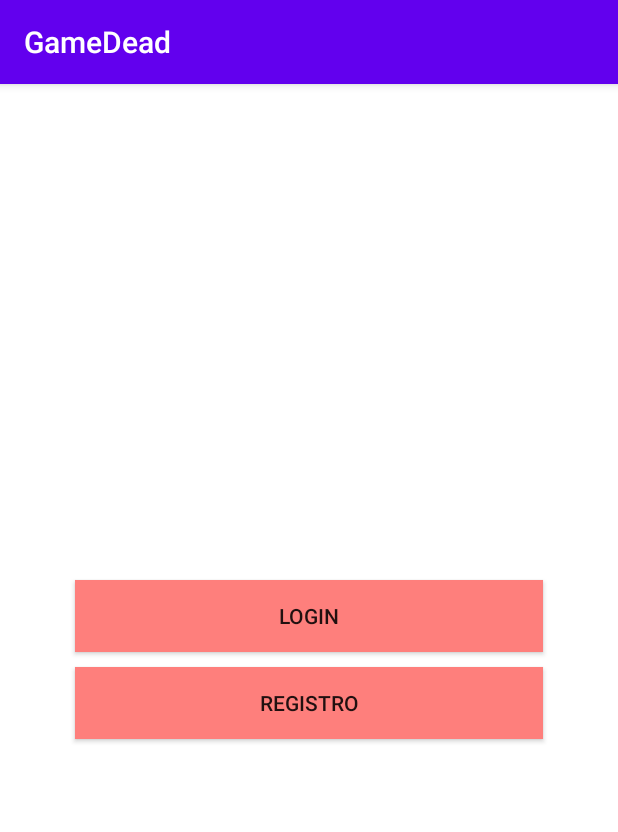
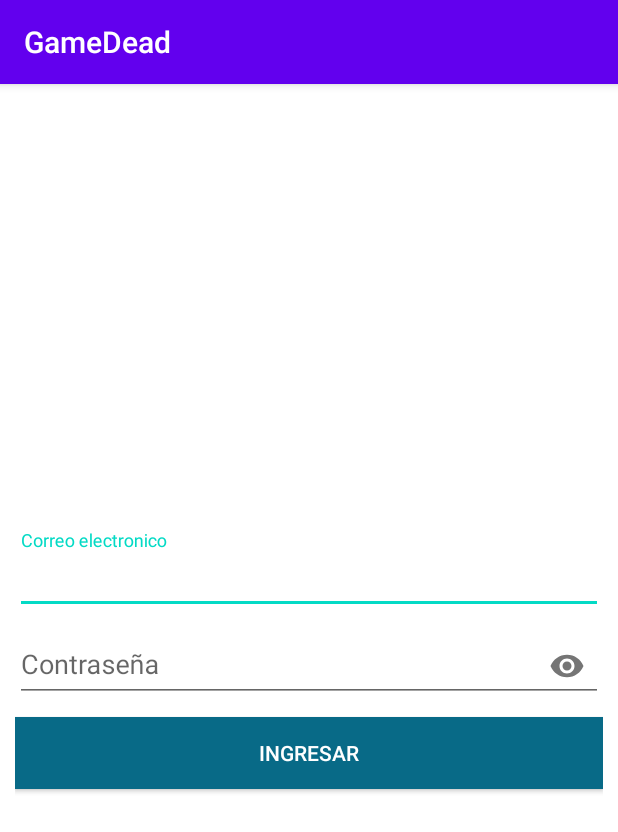
Before and after one commit to boris959/GameDead, an Android app: the screen it shows after launch (MainActivity before the commit, Login after it), after a tap on "LOGIN", on a phone screen of 412 x 824 dp. Shown: the top 832 px of the screen. Run offline under Robolectric (Android 15) with nearby library versions, the phone set to English and light mode, and no system bars; our stand-ins replace Firebase (no records; nobody signed in at launch, a user with empty details on screens opened directly).

Commit message:
login de jugador

```diff
--- a/app/src/main/AndroidManifest.xml
+++ b/app/src/main/AndroidManifest.xml
@@ -9,7 +9,8 @@
         android:roundIcon="@mipmap/ic_launcher_round"
         android:supportsRtl="true"
         android:theme="@style/AppTheme">
-        <activity android:name=".Menu"></activity>
+        <activity android:name=".Login"></activity>
+        <activity android:name=".Menu" />
         <activity android:name=".Registro" />
         <activity android:name=".Splash">
             <intent-filter>
--- /dev/null
+++ b/app/src/main/java/com/boris/gamedead/Login.java
@@ -0,0 +1,78 @@
+package com.boris.gamedead;
+
+import androidx.annotation.NonNull;
+import androidx.appcompat.app.AppCompatActivity;
+
+import android.content.Intent;
+import android.os.Bundle;
+import android.util.Patterns;
+import android.view.View;
+import android.widget.Button;
+import android.widget.EditText;
+import android.widget.Toast;
+
+import com.google.android.gms.tasks.OnCompleteListener;
+import com.google.android.gms.tasks.OnFailureListener;
+import com.google.android.gms.tasks.Task;
+import com.google.firebase.auth.AuthResult;
+import com.google.firebase.auth.FirebaseAuth;
+import com.google.firebase.auth.FirebaseUser;
+
+public class Login extends AppCompatActivity {
+
+    EditText correoLogin, passLogin;
+    Button BtnLogin;
+    FirebaseAuth auth;
+
+    @Override
+    protected void onCreate(Bundle savedInstanceState) {
+        super.onCreate(savedInstanceState);
+        setContentView(R.layout.activity_login);
+
+        correoLogin = findViewById(R.id.correoLogin);
+        passLogin = findViewById(R.id.passLogin);
+        BtnLogin = findViewById(R.id.BtnLogin);
+        auth = FirebaseAuth.getInstance();
+
+        BtnLogin.setOnClickListener(new View.OnClickListener() {
+            @Override
+            public void onClick(View view) {
+                String email = correoLogin.getText().toString();
+                String pass = passLogin.getText().toString();
+
+                if (!Patterns.EMAIL_ADDRESS.matcher(email).matches()){
+                    correoLogin.setError("correo invalido");
+                    correoLogin.setFocusable(true);
+                }else if (pass.length()<6){
+                    passLogin.setError("Contraseña debe ser mayor a 6");
+                    passLogin.setFocusable(true);
+                }else {
+                    LogeoDeJugador(email,pass);
+                }
+            }
+        });
+    }
+
+    private void LogeoDeJugador(String email, String pass) {
+        auth.signInWithEmailAndPassword(email,pass)
+                .addOnCompleteListener(new OnCompleteListener<AuthResult>() {
+                    @Override
+                    public void onComplete(@NonNull Task<AuthResult> task) {
+                        if (task.isSuccessful()){
+                            FirebaseUser user = auth.getCurrentUser();
+                            startActivity(new Intent(Login.this,Menu.class));
+                            assert user != null;
+                            Toast.makeText(Login.this, "BIENVENIDO(A)"+user.getEmail(), Toast.LENGTH_SHORT).show();
+                            finish();
+                        }
+
+                    }
+                }).addOnFailureListener(new OnFailureListener() {
+            @Override
+            public void onFailure(@NonNull Exception e) {
+                Toast.makeText(Login.this, ""+e.getMessage(), Toast.LENGTH_SHORT).show();
+
+            }
+        });
+    }
+}
--- a/app/src/main/java/com/boris/gamedead/MainActivity.java
+++ b/app/src/main/java/com/boris/gamedead/MainActivity.java
@@ -6,7 +6,7 @@ import android.content.Intent;
 import android.os.Bundle;
 import android.view.View;
 import android.widget.Button;
-import android.widget.Toast;
+
 
 public class MainActivity extends AppCompatActivity {
 
@@ -19,13 +19,17 @@ public class MainActivity extends AppCompatActivity {
 
         BTNLOGIN = findViewById(R.id.BTNLOGIN);
         BTNREGISTRAR = findViewById(R.id.BTNREGISTRAR);
+
         BTNLOGIN.setOnClickListener(new View.OnClickListener() {
             @Override
             public void onClick(View view) {
-                //Mensaje
-                Toast.makeText(MainActivity.this, "Haz entrado al Login", Toast.LENGTH_SHORT).show();
+                //NOS LLEVA AL LOGIN
+                Intent intent = new Intent(MainActivity.this,Login.class);
+                startActivity(intent);
             }
         });
+
+        //NOS LLEVA AL REGISTRO
         BTNREGISTRAR.setOnClickListener(new View.OnClickListener() {
             @Override
             public void onClick(View view) {
--- a/app/src/main/java/com/boris/gamedead/Registro.java
+++ b/app/src/main/java/com/boris/gamedead/Registro.java
@@ -58,7 +58,7 @@ public class Registro extends AppCompatActivity {
                 String password = passET.getText().toString();
 
                 if (!Patterns.EMAIL_ADDRESS.matcher(email).matches()){
-                    correoET.setError("correo valido");
+                    correoET.setError("correo invalido");
                     correoET.setFocusable(true);
                 }else if (password.length()<6){
                     passET.setError("Contraseña debe ser mayor a 6");
--- /dev/null
+++ b/app/src/main/res/layout/activity_login.xml
@@ -0,0 +1,68 @@
+<?xml version="1.0" encoding="utf-8"?>
+<RelativeLayout
+    xmlns:android="http://schemas.android.com/apk/res/android"
+    xmlns:app="http://schemas.android.com/apk/res-auto"
+    xmlns:tools="http://schemas.android.com/tools"
+    android:layout_width="match_parent"
+    android:layout_height="match_parent"
+    android:background="#ffffff"
+    tools:context=".Login">
+
+    <androidx.appcompat.widget.LinearLayoutCompat
+        android:layout_width="match_parent"
+        android:layout_height="match_parent"
+        android:orientation="vertical"
+        android:padding="10dp"
+        android:gravity="center">
+
+        <com.google.android.material.textfield.TextInputLayout
+            android:layout_width="match_parent"
+            android:layout_height="wrap_content">
+
+            <EditText
+                android:id="@+id/correoLogin"
+                android:hint="@string/correoLogin"
+                android:layout_width="match_parent"
+                android:layout_height="wrap_content"
+                android:inputType="textEmailAddress"
+                android:importantForAutofill="no" />
+
+
+        </com.google.android.material.textfield.TextInputLayout>
+
+        <com.google.android.material.textfield.TextInputLayout
+            android:layout_width="match_parent"
+            android:layout_height="wrap_content"
+            app:passwordToggleEnabled="true">
+
+
+            <EditText
+                android:id="@+id/passLogin"
+                android:hint="@string/passLogin"
+                android:layout_width="match_parent"
+                android:layout_height="wrap_content"
+                android:inputType="textPassword"
+                android:importantForAutofill="no" />
+
+
+        </com.google.android.material.textfield.TextInputLayout>
+
+
+
+
+
+        <Button
+            android:id="@+id/BtnLogin"
+            android:text="@string/BtnLogin"
+            android:background="#086A87"
+            android:textColor="#ffffff"
+            android:layout_marginTop="10dp"
+            android:layout_width="match_parent"
+            android:layout_height="wrap_content"/>
+
+
+    </androidx.appcompat.widget.LinearLayoutCompat>
+
+
+
+</RelativeLayout>
--- a/app/src/main/res/values/strings.xml
+++ b/app/src/main/res/values/strings.xml
@@ -10,4 +10,10 @@
     <string name="fechaTxt">Fecha</string>
     <string name="registrarBt">Registrar</string>
 
+
+
+    <string name="correoLogin">Correo electronico</string>
+    <string name="passLogin">Contraseña</string>
+    <string name="BtnLogin">INGRESAR</string>
+
 </resources>
```
Also changed, not shown: app/src/main/res/layout/activity_registro.xml (+26 -0 lines).
